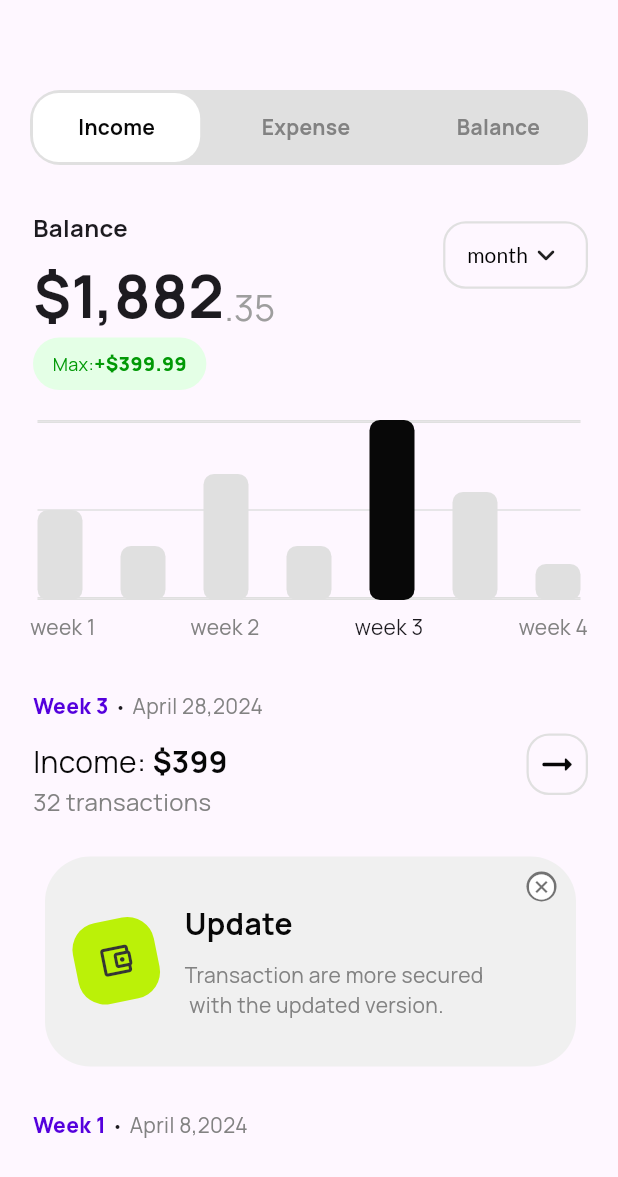
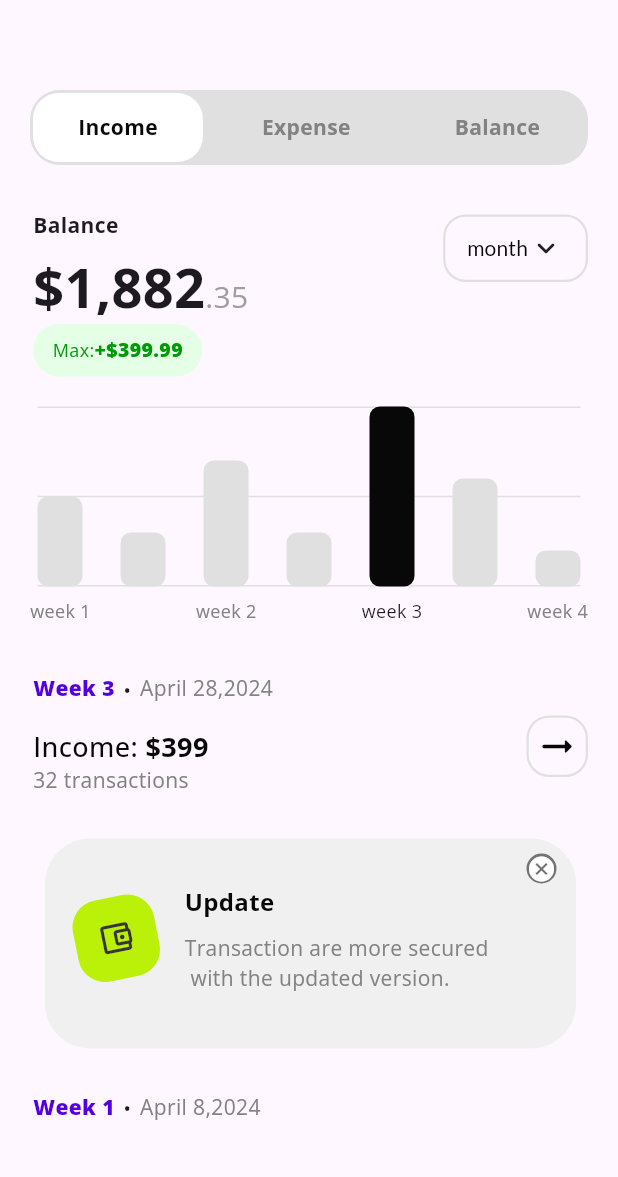
Before and after one commit to Ado2211/banking_flutter_ui, a Flutter app: the SummaryView screen opened by its route, on a phone screen of 412 x 824 dp. Shown: the top 1177 px of the screen. Run offline on Flutter 3.47's test engine with Material 3 defaults, Android fonts, the light colour scheme and no system bars; our stand-ins replace get, google_fonts; missing offline and left inert: mobkit_dashed_border; statements that could not run were skipped.

Commit message:
summary page corrections

```diff
--- a/lib/app/modules/home/views/pages/summary/views/widgets/balance.dart
+++ b/lib/app/modules/home/views/pages/summary/views/widgets/balance.dart
@@ -21,7 +21,6 @@ class Balance extends StatelessWidget {
                   Text(
                     'Balance',
                     style: TextStyle(
-                      fontSize: 16,
                       fontWeight: FontWeight.bold,
                     ),
                   ),
@@ -32,16 +31,16 @@ class Balance extends StatelessWidget {
                       Text(
                         '\$1,882',
                         style: TextStyle(
-                          fontSize: 40,
+                          fontSize: 36,
                           fontWeight: FontWeight.bold,
                         ),
                       ),
                       Text(
                         '.35',
                         style: TextStyle(
-                          fontSize: 24,
+                          fontSize: 20,
                           color: Colors.grey,
-                          height: 1.7,
+                          height: 1.9,
                         ),
                       ),
                     ],
--- a/lib/app/modules/home/views/pages/summary/views/widgets/chart.dart
+++ b/lib/app/modules/home/views/pages/summary/views/widgets/chart.dart
@@ -50,19 +50,27 @@ class Chart extends StatelessWidget {
               'week 1',
               style: TextStyle(
                 color: AppColors.greyText,
+                fontSize: 12,
               ),
             ),
             Text(
               'week 2',
               style: TextStyle(
                 color: AppColors.greyText,
+                fontSize: 12,
               ),
             ),
-            Text('week 3'),
+            Text(
+              'week 3',
+              style: TextStyle(
+                fontSize: 12,
+              ),
+            ),
             Text(
               'week 4',
               style: TextStyle(
                 color: AppColors.greyText,
+                fontSize: 12,
               ),
             ),
           ],
@@ -105,12 +113,7 @@ class ChartBackground extends StatelessWidget {
   Widget build(BuildContext context) {
     return Container(
       height: 120,
-      decoration: BoxDecoration(
-        border: Border(
-          top: BorderSide(color: AppColors.lightGrey, width: 1),
-          bottom: BorderSide(color: AppColors.lightGrey, width: 1),
-        ),
-      ),
+
       child: Column(
         mainAxisAlignment: MainAxisAlignment.spaceBetween,
         children: [
--- a/lib/app/modules/home/views/pages/summary/views/widgets/weeks_income.dart
+++ b/lib/app/modules/home/views/pages/summary/views/widgets/weeks_income.dart
@@ -44,14 +44,15 @@ class WeeksIncome extends StatelessWidget {
                       const Text(
                         'Income:',
                         style: TextStyle(
-                          fontSize: 20,
+                          fontSize: 18,
                           color: AppColors.blackText,
+                          fontWeight: FontWeight.w500
                         ),
                       ),
                       const Text(
                         ' \$399',
                         style: TextStyle(
-                          fontSize: 20,
+                          fontSize: 18,
                           fontWeight: FontWeight.bold,
                           color: AppColors.blackText,
                         ),
@@ -61,7 +62,6 @@ class WeeksIncome extends StatelessWidget {
                   Text(
                     '32 transactions',
                     style: TextStyle(
-                      fontSize: 16,
                       color: AppColors.greyText,
                     ),
                   ),
@@ -148,7 +148,7 @@ class WeeksIncome extends StatelessWidget {
                           Text(
                             'Update',
                             style: TextStyle(
-                              fontSize: 20,
+                              fontSize: 16,
                               color: AppColors.blackText,
                               fontWeight: FontWeight.bold,
 
--- a/lib/main.dart
+++ b/lib/main.dart
@@ -28,7 +28,7 @@ class MyApp extends StatelessWidget {
       child: GetMaterialApp(
         theme: ThemeData(
           textTheme: GoogleFonts.latoTextTheme(textTheme).copyWith(
-            bodyMedium: GoogleFonts.manrope(textStyle: textTheme.bodyMedium),
+            bodyMedium: GoogleFonts.openSans(textStyle: textTheme.bodyMedium),
           ),
         ),
         title: 'Autoskola quiz app',
```
